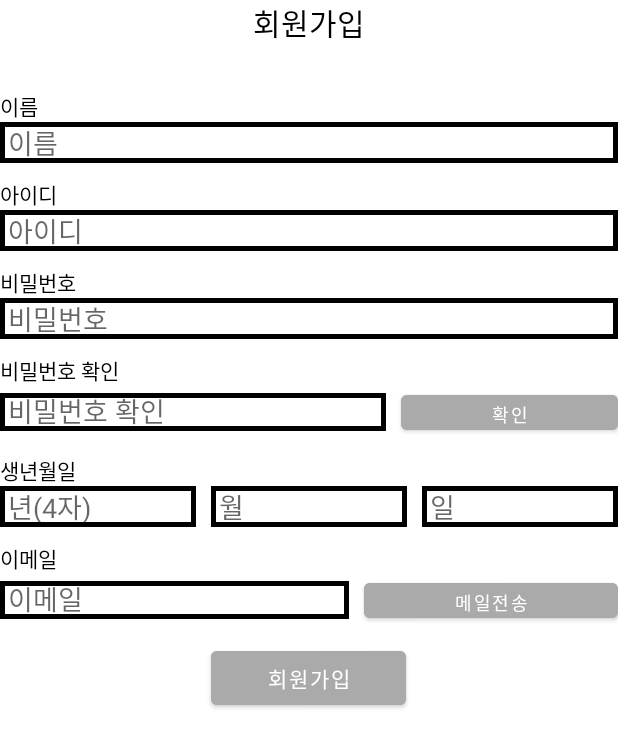
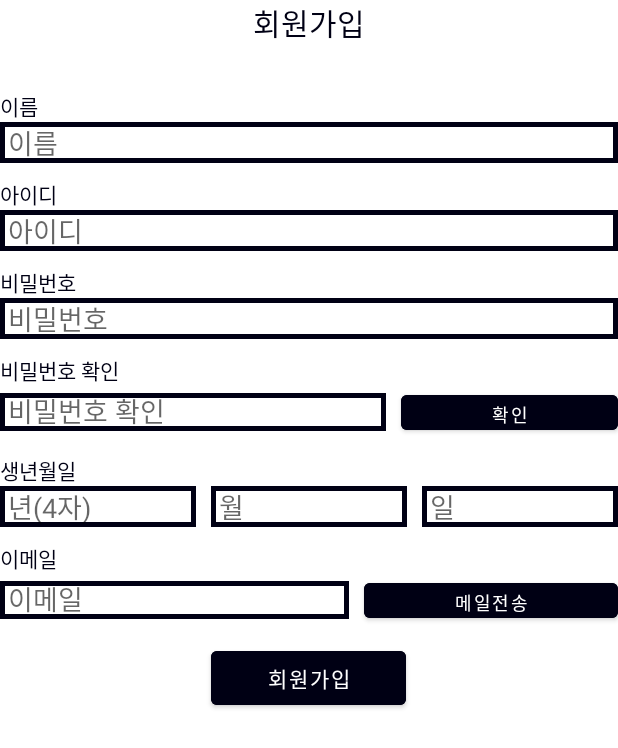
Before and after one commit to mkHwang124/android_sampleProject, an Android app: the JoinActivity screen opened directly, with no data from a screen before it, on a phone screen of 412 x 824 dp. Shown: the top 748 px of the screen. Run offline under Robolectric (Android 15) with nearby library versions, the phone set to English and light mode, and no system bars.

```diff
--- a/app/src/main/res/drawable/edge_black.xml
+++ b/app/src/main/res/drawable/edge_black.xml
@@ -2,7 +2,7 @@
 <layer-list xmlns:android="http://schemas.android.com/apk/res/android" >
     <item>
         <shape android:shape="rectangle">
-            <stroke android:width = "3dp" android:color = "@color/black"/>
+            <stroke android:width = "3dp" android:color = "@color/MainColor"/>
             <solid android:color = "#FFFFFFFF"/>
         </shape>
     </item>
--- /dev/null
+++ b/app/src/main/res/drawable/ic_baseline_search_24_white.xml
@@ -0,0 +1,5 @@
+<vector android:height="24dp" android:tint="#FFFFFF"
+    android:viewportHeight="24" android:viewportWidth="24"
+    android:width="24dp" xmlns:android="http://schemas.android.com/apk/res/android">
+    <path android:fillColor="@android:color/white" android:pathData="M15.5,14h-0.79l-0.28,-0.27C15.41,12.59 16,11.11 16,9.5 16,5.91 13.09,3 9.5,3S3,5.91 3,9.5 5.91,16 9.5,16c1.61,0 3.09,-0.59 4.23,-1.57l0.27,0.28v0.79l5,4.99L20.49,19l-4.99,-5zM9.5,14C7.01,14 5,11.99 5,9.5S7.01,5 9.5,5 14,7.01 14,9.5 11.99,14 9.5,14z"/>
+</vector>
--- a/app/src/main/res/layout/activity_join.xml
+++ b/app/src/main/res/layout/activity_join.xml
@@ -13,7 +13,7 @@
         android:layout_marginBottom="30dp"
         android:gravity="center_horizontal|center_vertical"
         android:text="회원가입"
-        android:textColor="@color/black"
+        android:textColor="@color/MainColor"
         android:textSize="20sp" />
 
     <ScrollView
@@ -32,7 +32,7 @@
                 android:layout_height="wrap_content"
                 android:gravity="left|center_vertical"
                 android:text="이름"
-                android:textColor="@color/black"
+                android:textColor="@color/MainColor"
                 android:textSize="14sp" />
 
             <EditText
@@ -52,7 +52,7 @@
                 android:layout_width="match_parent"
                 android:layout_height="wrap_content"
                 android:text="아이디"
-                android:textColor="@color/black"
+                android:textColor="@color/MainColor"
                 android:textSize="14sp" />
 
             <EditText
@@ -72,7 +72,7 @@
                 android:layout_width="match_parent"
                 android:layout_height="wrap_content"
                 android:text="비밀번호"
-                android:textColor="@color/black"
+                android:textColor="@color/MainColor"
                 android:textSize="14sp" />
 
             <EditText
@@ -92,7 +92,7 @@
                 android:layout_width="match_parent"
                 android:layout_height="wrap_content"
                 android:text="비밀번호 확인"
-                android:textColor="@color/black"
+                android:textColor="@color/MainColor"
                 android:textSize="14sp" />
 
             <LinearLayout
@@ -123,7 +123,7 @@
                     android:layout_marginRight="0dp"
                     android:layout_weight="1"
                     android:autoText="true"
-                    android:backgroundTint="@android:color/darker_gray"
+                    android:backgroundTint="@color/MainColor"
                     android:gravity="center_horizontal|center_vertical"
                     android:minWidth="0dip"
                     android:minHeight="0dip"
@@ -139,7 +139,7 @@
                 android:layout_width="match_parent"
                 android:layout_height="wrap_content"
                 android:text="생년월일"
-                android:textColor="@color/black"
+                android:textColor="@color/MainColor"
                 android:textSize="14sp" />
 
             <LinearLayout
@@ -191,7 +191,7 @@
                 android:layout_width="match_parent"
                 android:layout_height="wrap_content"
                 android:text="이메일"
-                android:textColor="@color/black"
+                android:textColor="@color/MainColor"
                 android:textSize="14sp" />
 
             <LinearLayout
@@ -222,7 +222,7 @@
                     android:layout_marginRight="0dp"
                     android:layout_weight="1"
                     android:autoText="true"
-                    android:backgroundTint="@android:color/darker_gray"
+                    android:backgroundTint="@color/MainColor"
                     android:gravity="center_horizontal|center_vertical"
                     android:minWidth="0dip"
                     android:minHeight="0dip"
@@ -238,7 +238,7 @@
                 android:layout_width="130dp"
                 android:layout_height="wrap_content"
                 android:layout_gravity="center_horizontal"
-                android:backgroundTint="@android:color/darker_gray"
+                android:backgroundTint="@color/MainColor"
                 android:onClick="MyOnClick"
                 android:text="회원가입" />
         </LinearLayout>
--- a/app/src/main/res/layout/activity_login.xml
+++ b/app/src/main/res/layout/activity_login.xml
@@ -13,7 +13,7 @@
         android:layout_height="wrap_content"
         android:editable="false"
         android:text="회원 로그인"
-        android:textColor="@color/black"
+        android:textColor="@color/MainColor"
         android:textSize="20sp"
         app:layout_constraintBottom_toBottomOf="parent"
         app:layout_constraintEnd_toEndOf="parent"
@@ -70,7 +70,7 @@
         android:layout_width="wrap_content"
         android:layout_height="wrap_content"
         android:layout_marginTop="4dp"
-        android:backgroundTint="@android:color/darker_gray"
+        android:backgroundTint="@color/MainColor"
         android:onClick="MyOnClick"
         android:text="로그인"
         app:layout_constraintEnd_toEndOf="parent"
--- a/app/src/main/res/menu/toolbar_menu.xml
+++ b/app/src/main/res/menu/toolbar_menu.xml
@@ -12,7 +12,7 @@
         app:showAsAction="never" />
     <item
         android:id="@+id/menu_search"
-        android:icon="@drawable/ic_baseline_search_24"
+        android:icon="@drawable/ic_baseline_search_24_white"
         android:title="@string/Search"
         app:showAsAction="ifRoom" />
 
--- a/app/src/main/res/values/colors.xml
+++ b/app/src/main/res/values/colors.xml
@@ -7,4 +7,5 @@
     <color name="teal_700">#FF018786</color>
     <color name="black">#FF000000</color>
     <color name="white">#FFFFFFFF</color>
+    <color name="MainColor">#000014</color>
 </resources>
--- a/app/src/main/res/values/strings.xml
+++ b/app/src/main/res/values/strings.xml
@@ -1,6 +1,6 @@
 <resources>
-    <string name="app_name">TestApp</string>
-    <string name="title_activity_main">TestApp</string>
+    <string name="app_name"></string>
+    <string name="title_activity_main"></string>
     <string name="tab_text_1">제어정보</string>
     <string name="tab_text_2">상태정보</string>
     <string name="tab_text_3">정책정보</string>
```
Also changed, not shown: app/src/main/java/com/example/myapplication/activity/MainActivity.java (+7 -0 lines), app/src/main/res/layout/activity_main.xml (+5 -5 lines).
